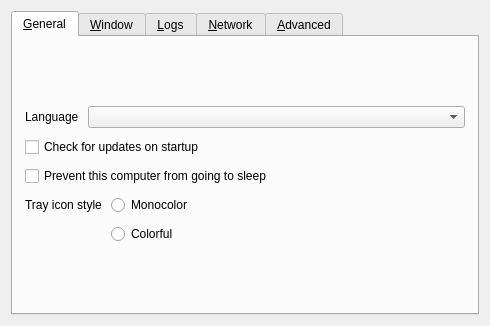
wesleypayton/deskflow-plus, file src/lib/gui/dialogs/SettingsDialog.ui: the form before one commit.
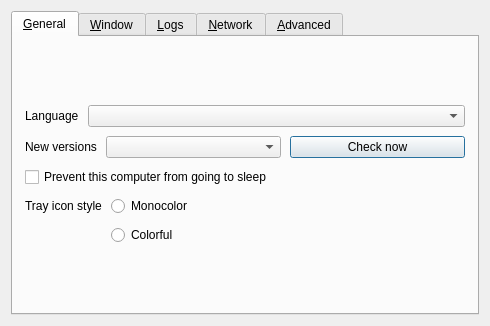
The form after the commit. Icons and pictures are not drawn.

Patch:
```diff
--- a/src/lib/gui/dialogs/SettingsDialog.ui
+++ b/src/lib/gui/dialogs/SettingsDialog.ui
@@ -79,11 +79,34 @@
         </layout>
        </item>
        <item>
-        <widget class="QCheckBox" name="cbAutoUpdate">
-         <property name="text">
-          <string>Check for updates on startup</string>
-         </property>
-        </widget>
+        <layout class="QHBoxLayout" name="layoutUpdates">
+         <item>
+          <widget class="QLabel" name="lblUpdates">
+           <property name="sizePolicy">
+            <sizepolicy hsizetype="Maximum" vsizetype="Preferred">
+             <horstretch>0</horstretch>
+             <verstretch>0</verstretch>
+            </sizepolicy>
+           </property>
+           <property name="text">
+            <string>New versions</string>
+           </property>
+           <property name="buddy">
+            <cstring>comboUpdates</cstring>
+           </property>
+          </widget>
+         </item>
+         <item>
+          <widget class="QComboBox" name="comboUpdates"/>
+         </item>
+         <item>
+          <widget class="QPushButton" name="btnCheckUpdates">
+           <property name="text">
+            <string>Check now</string>
+           </property>
+          </widget>
+         </item>
+        </layout>
        </item>
        <item>
         <widget class="QCheckBox" name="cbPreventSleep">
```
